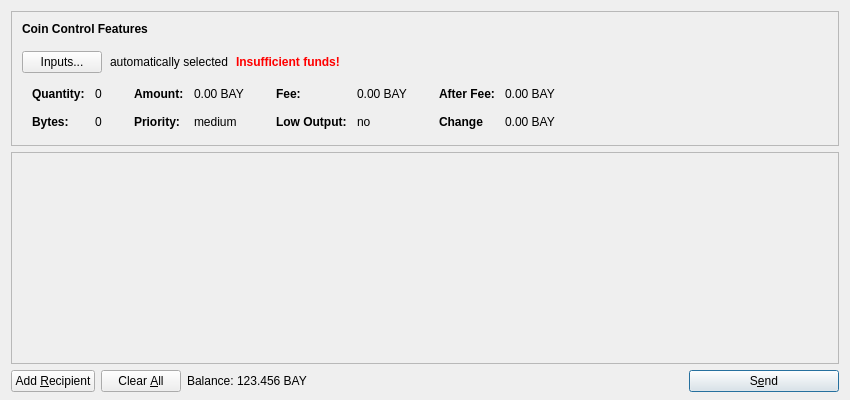
Above: src/qt/forms/sendcoinsdialog.ui from bitbaymarket/bitbay-core before the change. Below: the same form after it.
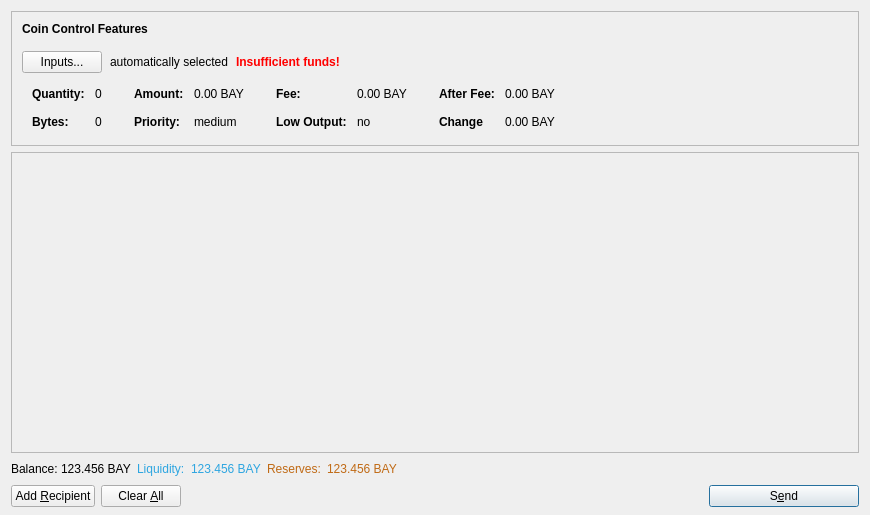
That is the form after the change. Icons and pictures are not drawn.

Commit message: Preparing gui for peg logic

The edit to the form file:
```diff
--- a/src/qt/forms/sendcoinsdialog.ui
+++ b/src/qt/forms/sendcoinsdialog.ui
@@ -6,14 +6,14 @@
    <rect>
     <x>0</x>
     <y>0</y>
-    <width>850</width>
-    <height>400</height>
+    <width>870</width>
+    <height>515</height>
    </rect>
   </property>
   <property name="windowTitle">
    <string>Send Coins</string>
   </property>
-  <layout class="QVBoxLayout" name="verticalLayout" stretch="0,1,0">
+  <layout class="QVBoxLayout" name="verticalLayout" stretch="0,1,0,0">
    <property name="bottomMargin">
     <number>8</number>
    </property>
@@ -515,22 +515,22 @@
        <rect>
         <x>0</x>
         <y>0</y>
-        <width>832</width>
-        <height>202</height>
+        <width>852</width>
+        <height>290</height>
        </rect>
       </property>
       <layout class="QVBoxLayout" name="verticalLayout_2">
        <property name="leftMargin">
-        <number>0</number>
+        <number>1</number>
        </property>
        <property name="topMargin">
-        <number>0</number>
+        <number>1</number>
        </property>
        <property name="rightMargin">
-        <number>0</number>
+        <number>1</number>
        </property>
        <property name="bottomMargin">
-        <number>0</number>
+        <number>1</number>
        </property>
        <item>
         <layout class="QVBoxLayout" name="entries">
@@ -556,6 +556,252 @@
      </widget>
     </widget>
    </item>
+   <item>
+    <layout class="QHBoxLayout" name="horizontalLayout_3">
+     <item>
+      <layout class="QHBoxLayout" name="horizontalLayout_2">
+       <property name="spacing">
+        <number>3</number>
+       </property>
+       <item>
+        <widget class="QLabel" name="label">
+         <property name="sizePolicy">
+          <sizepolicy hsizetype="Preferred" vsizetype="Fixed">
+           <horstretch>0</horstretch>
+           <verstretch>0</verstretch>
+          </sizepolicy>
+         </property>
+         <property name="text">
+          <string>Balance:</string>
+         </property>
+        </widget>
+       </item>
+       <item>
+        <widget class="QLabel" name="labelBalance">
+         <property name="sizePolicy">
+          <sizepolicy hsizetype="Preferred" vsizetype="Fixed">
+           <horstretch>0</horstretch>
+           <verstretch>0</verstretch>
+          </sizepolicy>
+         </property>
+         <property name="cursor">
+          <cursorShape>IBeamCursor</cursorShape>
+         </property>
+         <property name="text">
+          <string notr="true">123.456 BAY</string>
+         </property>
+         <property name="textInteractionFlags">
+          <set>Qt::LinksAccessibleByMouse|Qt::TextSelectableByKeyboard|Qt::TextSelectableByMouse</set>
+         </property>
+        </widget>
+       </item>
+      </layout>
+     </item>
+     <item>
+      <layout class="QHBoxLayout" name="horizontalLayout_4">
+       <item>
+        <widget class="QLabel" name="label_2">
+         <property name="palette">
+          <palette>
+           <active>
+            <colorrole role="WindowText">
+             <brush brushstyle="SolidPattern">
+              <color alpha="255">
+               <red>45</red>
+               <green>165</green>
+               <blue>224</blue>
+              </color>
+             </brush>
+            </colorrole>
+           </active>
+           <inactive>
+            <colorrole role="WindowText">
+             <brush brushstyle="SolidPattern">
+              <color alpha="255">
+               <red>45</red>
+               <green>165</green>
+               <blue>224</blue>
+              </color>
+             </brush>
+            </colorrole>
+           </inactive>
+           <disabled>
+            <colorrole role="WindowText">
+             <brush brushstyle="SolidPattern">
+              <color alpha="255">
+               <red>190</red>
+               <green>190</green>
+               <blue>190</blue>
+              </color>
+             </brush>
+            </colorrole>
+           </disabled>
+          </palette>
+         </property>
+         <property name="text">
+          <string>Liquidity:</string>
+         </property>
+        </widget>
+       </item>
+       <item>
+        <widget class="QLabel" name="labelLiquidity">
+         <property name="palette">
+          <palette>
+           <active>
+            <colorrole role="WindowText">
+             <brush brushstyle="SolidPattern">
+              <color alpha="255">
+               <red>45</red>
+               <green>165</green>
+               <blue>224</blue>
+              </color>
+             </brush>
+            </colorrole>
+           </active>
+           <inactive>
+            <colorrole role="WindowText">
+             <brush brushstyle="SolidPattern">
+              <color alpha="255">
+               <red>45</red>
+               <green>165</green>
+               <blue>224</blue>
+              </color>
+             </brush>
+            </colorrole>
+           </inactive>
+           <disabled>
+            <colorrole role="WindowText">
+             <brush brushstyle="SolidPattern">
+              <color alpha="255">
+               <red>190</red>
+               <green>190</green>
+               <blue>190</blue>
+              </color>
+             </brush>
+            </colorrole>
+           </disabled>
+          </palette>
+         </property>
+         <property name="text">
+          <string>123.456 BAY</string>
+         </property>
+         <property name="textInteractionFlags">
+          <set>Qt::LinksAccessibleByMouse|Qt::TextSelectableByKeyboard|Qt::TextSelectableByMouse</set>
+         </property>
+        </widget>
+       </item>
+      </layout>
+     </item>
+     <item>
+      <layout class="QHBoxLayout" name="horizontalLayout_5">
+       <item>
+        <widget class="QLabel" name="label_3">
+         <property name="palette">
+          <palette>
+           <active>
+            <colorrole role="WindowText">
+             <brush brushstyle="SolidPattern">
+              <color alpha="255">
+               <red>192</red>
+               <green>106</green>
+               <blue>21</blue>
+              </color>
+             </brush>
+            </colorrole>
+           </active>
+           <inactive>
+            <colorrole role="WindowText">
+             <brush brushstyle="SolidPattern">
+              <color alpha="255">
+               <red>192</red>
+               <green>106</green>
+               <blue>21</blue>
+              </color>
+             </brush>
+            </colorrole>
+           </inactive>
+           <disabled>
+            <colorrole role="WindowText">
+             <brush brushstyle="SolidPattern">
+              <color alpha="255">
+               <red>190</red>
+               <green>190</green>
+               <blue>190</blue>
+              </color>
+             </brush>
+            </colorrole>
+           </disabled>
+          </palette>
+         </property>
+         <property name="text">
+          <string>Reserves:</string>
+         </property>
+        </widget>
+       </item>
+       <item>
+        <widget class="QLabel" name="labelReserves">
+         <property name="palette">
+          <palette>
+           <active>
+            <colorrole role="WindowText">
+             <brush brushstyle="SolidPattern">
+              <color alpha="255">
+               <red>192</red>
+               <green>106</green>
+               <blue>21</blue>
+              </color>
+             </brush>
+            </colorrole>
+           </active>
+           <inactive>
+            <colorrole role="WindowText">
+             <brush brushstyle="SolidPattern">
+              <color alpha="255">
+               <red>192</red>
+               <green>106</green>
+               <blue>21</blue>
+              </color>
+             </brush>
+            </colorrole>
+           </inactive>
+           <disabled>
+            <colorrole role="WindowText">
+             <brush brushstyle="SolidPattern">
+              <color alpha="255">
+               <red>190</red>
+               <green>190</green>
+               <blue>190</blue>
+              </color>
+             </brush>
+            </colorrole>
+           </disabled>
+          </palette>
+         </property>
+         <property name="text">
+          <string>123.456 BAY</string>
+         </property>
+         <property name="textInteractionFlags">
+          <set>Qt::LinksAccessibleByMouse|Qt::TextSelectableByKeyboard|Qt::TextSelectableByMouse</set>
+         </property>
+        </widget>
+       </item>
+      </layout>
+     </item>
+     <item>
+      <spacer name="horizontalSpacer_2">
+       <property name="orientation">
+        <enum>Qt::Horizontal</enum>
+       </property>
+       <property name="sizeHint" stdset="0">
+        <size>
+         <width>40</width>
+         <height>20</height>
+        </size>
+       </property>
+      </spacer>
+     </item>
+    </layout>
+   </item>
    <item>
     <layout class="QHBoxLayout" name="horizontalLayout">
      <item>
@@ -593,45 +839,6 @@
        </property>
       </widget>
      </item>
-     <item>
-      <layout class="QHBoxLayout" name="horizontalLayout_2">
-       <property name="spacing">
-        <number>3</number>
-       </property>
-       <item>
-        <widget class="QLabel" name="label">
-         <property name="sizePolicy">
-          <sizepolicy hsizetype="Preferred" vsizetype="Fixed">
-           <horstretch>0</horstretch>
-           <verstretch>0</verstretch>
-          </sizepolicy>
-         </property>
-         <property name="text">
-          <string>Balance:</string>
-         </property>
-        </widget>
-       </item>
-       <item>
-        <widget class="QLabel" name="labelBalance">
-         <property name="sizePolicy">
-          <sizepolicy hsizetype="Preferred" vsizetype="Fixed">
-           <horstretch>0</horstretch>
-           <verstretch>0</verstretch>
-          </sizepolicy>
-         </property>
-         <property name="cursor">
-          <cursorShape>IBeamCursor</cursorShape>
-         </property>
-         <property name="text">
-          <string notr="true">123.456 BAY</string>
-         </property>
-         <property name="textInteractionFlags">
-          <set>Qt::LinksAccessibleByMouse|Qt::TextSelectableByKeyboard|Qt::TextSelectableByMouse</set>
-         </property>
-        </widget>
-       </item>
-      </layout>
-     </item>
      <item>
       <spacer name="horizontalSpacer">
        <property name="orientation">
```
The commit also changes 7 other files.
